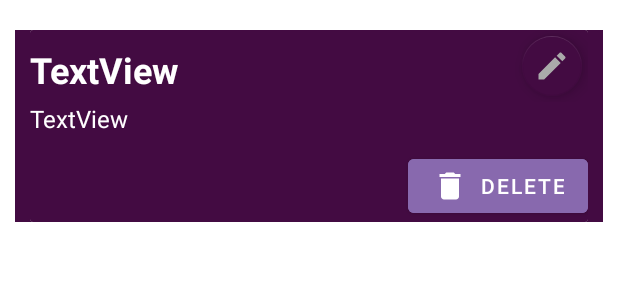
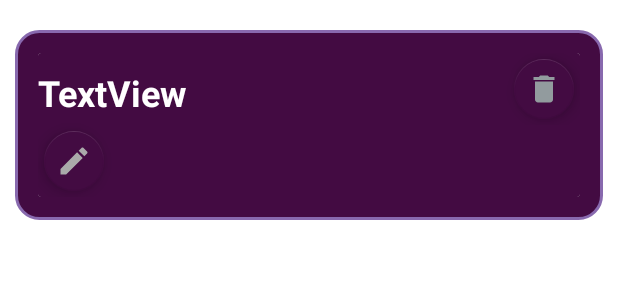
Before and after one commit to ade3l/To-do-app, an Android app: the layout row.xml on its own in the app's theme, with its tools: preview values and no code run, on a phone screen of 412 x 824 dp. Shown: the top 300 px of the screen. Run offline under Robolectric (Android 15) with nearby library versions, the phone set to English and light mode, and no system bars.

Commit message:
Made delete button into a fab and made the cards curved

```diff
--- a/app/src/main/java/com/example/todoapp/ScrollingActivity.java
+++ b/app/src/main/java/com/example/todoapp/ScrollingActivity.java
@@ -158,6 +158,7 @@ public class ScrollingActivity extends AppCompatActivity {
             tasks.execSQL("DROP TABLE IF EXISTS tasks");
             pref=this.getSharedPreferences("com.example.todoapp", Context.MODE_PRIVATE);
             pref.edit().putInt("index", 0).apply();
+            setList();
             return true;
         }
         return super.onOptionsItemSelected(item);
--- a/app/src/main/java/com/example/todoapp/adapter.java
+++ b/app/src/main/java/com/example/todoapp/adapter.java
@@ -55,8 +55,10 @@ public class adapter extends RecyclerView.Adapter<adapter.myViewHolder> {
     @Override
     public void onBindViewHolder(@NonNull myViewHolder holder, int position) {
         holder.title_text.setText(titles.get(position));
-        holder.desc_text.setText(descriptions.get(position));
-
+        if(descriptions.get(position).length()!=0) {
+            holder.desc_text.setVisibility(View.VISIBLE);
+            holder.desc_text.setText(descriptions.get(position));
+        }
         holder.deleteButton.setOnClickListener(new View.OnClickListener() {
             @Override
             public void onClick(View v) {
@@ -133,9 +135,9 @@ public class adapter extends RecyclerView.Adapter<adapter.myViewHolder> {
 
     public class myViewHolder extends RecyclerView.ViewHolder{
         TextView title_text,desc_text;
-        Button deleteButton ;
+
         ConstraintLayout layout;
-        FloatingActionButton editButton;
+        FloatingActionButton editButton,deleteButton;
         public myViewHolder(@NonNull View itemView) {
             super(itemView);
             title_text=itemView.findViewById(R.id.title_text);
--- /dev/null
+++ b/app/src/main/res/drawable/layout_bg.xml
@@ -0,0 +1,7 @@
+<?xml version="1.0" encoding="UTF-8"?>
+<shape xmlns:android="http://schemas.android.com/apk/res/android">
+    <solid android:color="@color/purple_500"/>
+    <stroke android:width="2dp" android:color="#8869AE" />
+    <corners android:radius="15dp"/>
+    <padding android:left="0dp" android:top="0dp" android:right="0dp" android:bottom="0dp" />
+</shape>
--- a/app/src/main/res/layout/activity_scrolling.xml
+++ b/app/src/main/res/layout/activity_scrolling.xml
@@ -35,19 +35,26 @@
 
         </com.google.android.material.appbar.CollapsingToolbarLayout>
     </com.google.android.material.appbar.AppBarLayout>
+    <com.google.android.material.floatingactionbutton.FloatingActionButton
+        android:id="@+id/fab"
+        android:layout_width="wrap_content"
+        android:layout_height="wrap_content"
+        android:layout_gravity="bottom|right"
+        android:layout_margin="16dp"
 
+        app:srcCompat="@android:drawable/ic_input_add"/>
     <include
         layout="@layout/content_scrolling"
         android:layout_height="557dp"
         android:visibility="visible" />
 
-    <com.google.android.material.floatingactionbutton.FloatingActionButton
-        android:id="@+id/fab"
-        android:layout_width="wrap_content"
-        android:layout_height="wrap_content"
-        android:layout_margin="@dimen/fab_margin"
-        app:layout_anchor="@id/app_bar"
-        app:layout_anchorGravity="bottom|end"
-        app:srcCompat="@android:drawable/ic_input_add" />
+<!--    <com.google.android.material.floatingactionbutton.FloatingActionButton-->
+<!--        -->
+<!--        android:layout_width="wrap_content"-->
+<!--        android:layout_height="wrap_content"-->
+<!--        android:layout_margin="@dimen/fab_margin"-->
+<!--        app:layout_anchor="@id/app_bar"-->
+<!--        app:layout_anchorGravity="bottom|end"-->
+<!--        app:srcCompat="@android:drawable/ic_input_add" />-->
 
 </androidx.coordinatorlayout.widget.CoordinatorLayout>
--- a/app/src/main/res/layout/row.xml
+++ b/app/src/main/res/layout/row.xml
@@ -9,9 +9,12 @@
     android:layout_marginTop="20dp"
     android:layout_marginRight="10dp"
     android:layout_marginBottom="0dp"
-    android:background="@color/purple_500"
+    android:background="@drawable/layout_bg"
+    android:padding="15dp"
     android:paddingLeft="10dp"
-    android:paddingRight="10dp">
+    android:paddingTop="5dp"
+    android:paddingRight="10dp"
+    android:paddingBottom="5dp">
 
     <androidx.cardview.widget.CardView
         android:layout_width="match_parent"
@@ -35,24 +38,24 @@
                 <TextView
                     android:id="@+id/title_text"
                     android:layout_width="0dp"
-                    android:layout_weight="1"
                     android:layout_height="wrap_content"
                     android:layout_marginTop="10dp"
+                    android:layout_weight="1"
                     android:text="TextView"
                     android:textColor="@color/white"
                     android:textSize="24sp"
-                    android:textStyle="bold"/>
+                    android:textStyle="bold" />
 
                 <com.google.android.material.floatingactionbutton.FloatingActionButton
-                    android:id="@+id/edit"
-                    android:layout_width="wrap_content"
+                    android:id="@+id/delete"
+                    android:layout_width="match_parent"
                     android:layout_height="wrap_content"
-                    app:tint="@android:color/darker_gray"
                     android:clickable="true"
                     app:backgroundTint="@color/purple_700"
                     app:fabSize="mini"
-                    app:srcCompat="@drawable/edit"
                     app:rippleColor="@color/white"
+                    app:srcCompat="@drawable/delete"
+                    app:tint="#929B9E"
                     />
 
             </LinearLayout>
@@ -64,19 +67,19 @@
                 android:layout_marginBottom="10dp"
                 android:text="TextView"
                 android:textColor="@color/white"
-                android:textSize="16sp" />
+                android:textSize="16sp"
+                android:visibility="gone" />
 
-            <Button
-                android:id="@+id/delete"
+            <com.google.android.material.floatingactionbutton.FloatingActionButton
+                android:id="@+id/edit"
                 android:layout_width="wrap_content"
                 android:layout_height="wrap_content"
-                android:layout_gravity="right"
-                android:backgroundTint="@color/light_purple"
-                android:drawableLeft="@drawable/delete"
-                android:drawableTint="@color/white"
-                android:text="Delete"
-
-                android:textColor="@color/white" />
+                android:clickable="true"
+                app:backgroundTint="@color/purple_700"
+                app:fabSize="mini"
+                app:rippleColor="@color/white"
+                app:srcCompat="@drawable/edit"
+                app:tint="@android:color/darker_gray" />
 
         </LinearLayout>
 
```
